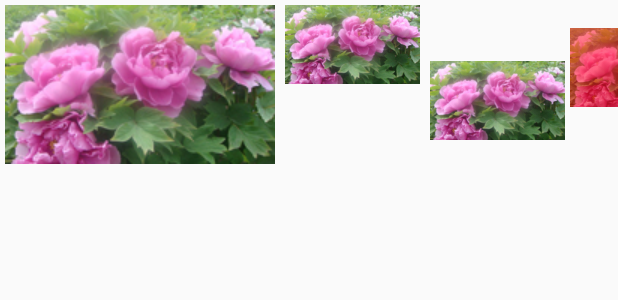
After one commit to xff0707/JavaStudy, an Android app: the layout imageviewtext.xml on its own in the app's theme, with its tools: preview values and no code run, on a phone screen of 412 x 824 dp. The commit adds this screen. Shown: the top 300 px of the screen. Run offline under Robolectric (Android 15) with nearby library versions, the phone set to English and light mode, and no system bars.

Commit message:
图像视图-实现应用ImageView组件显示图像，默认横屏

```diff
--- a/AndroidStudy/SuperUIcomponents/app/src/main/AndroidManifest.xml
+++ b/AndroidStudy/SuperUIcomponents/app/src/main/AndroidManifest.xml
@@ -9,7 +9,8 @@
             android:roundIcon="@mipmap/ic_launcher_round"
             android:supportsRtl="true"
             android:theme="@style/AppTheme">
-        <activity android:name=".MainActivity">
+        <activity android:name=".MainActivity"
+            android:screenOrientation="landscape">
             <intent-filter>
                 <action android:name="android.intent.action.MAIN"/>
 
--- a/AndroidStudy/SuperUIcomponents/app/src/main/java/com/example/superuicomponents/MainActivity.java
+++ b/AndroidStudy/SuperUIcomponents/app/src/main/java/com/example/superuicomponents/MainActivity.java
@@ -17,7 +17,21 @@ public class MainActivity extends AppCompatActivity {
         //setContentView(R.layout.activity_main);
 
 
+        //实现应用ImageView组件显示图像
+        setContentView(R.layout.imageviewtext);
 
+
+
+
+
+
+        /*
+        //图像视图
+        setContentView(R.layout.imageviewdemo);
+
+
+        /*
+        //星级评分条-实现手机淘宝评价页面的星级评分条
         setContentView(R.layout.ratingbartext);
         final RatingBar ratingBar = findViewById(R.id.ratingbar);
         Button button = findViewById(R.id.btn);
--- /dev/null
+++ b/AndroidStudy/SuperUIcomponents/app/src/main/res/layout/imageviewtext.xml
@@ -0,0 +1,29 @@
+<?xml version="1.0" encoding="utf-8"?>
+<LinearLayout xmlns:android="http://schemas.android.com/apk/res/android"
+              android:layout_width="match_parent"
+              android:layout_height="match_parent"
+              android:orientation="horizontal">
+
+    <ImageView android:layout_width="wrap_content"
+               android:layout_height="wrap_content"
+               android:src="@drawable/flower"
+               android:layout_margin="3dp"
+    />
+    <ImageView android:layout_width="wrap_content"
+               android:layout_height="wrap_content"
+               android:src="@drawable/flower"
+               android:layout_margin="3dp"
+               android:adjustViewBounds="true"
+               android:maxWidth="90dp"
+               android:maxHeight="90dp"/>
+    <ImageView android:layout_width="90dp"
+               android:layout_height="90dp"
+               android:scaleType="fitEnd"
+               android:layout_margin="3dp"
+               android:src="@drawable/flower"/>
+    <ImageView android:layout_width="90dp"
+               android:layout_height="90dp"
+               android:tint="#77FF0000"
+               android:src="@drawable/flower"/>
+
+</LinearLayout>
```
